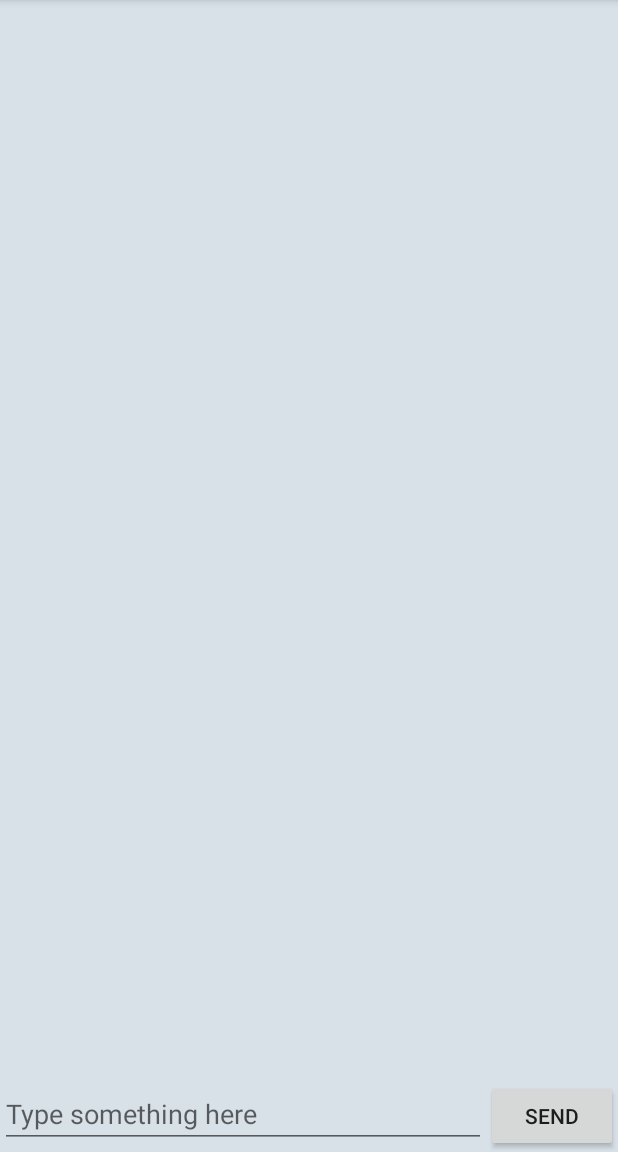
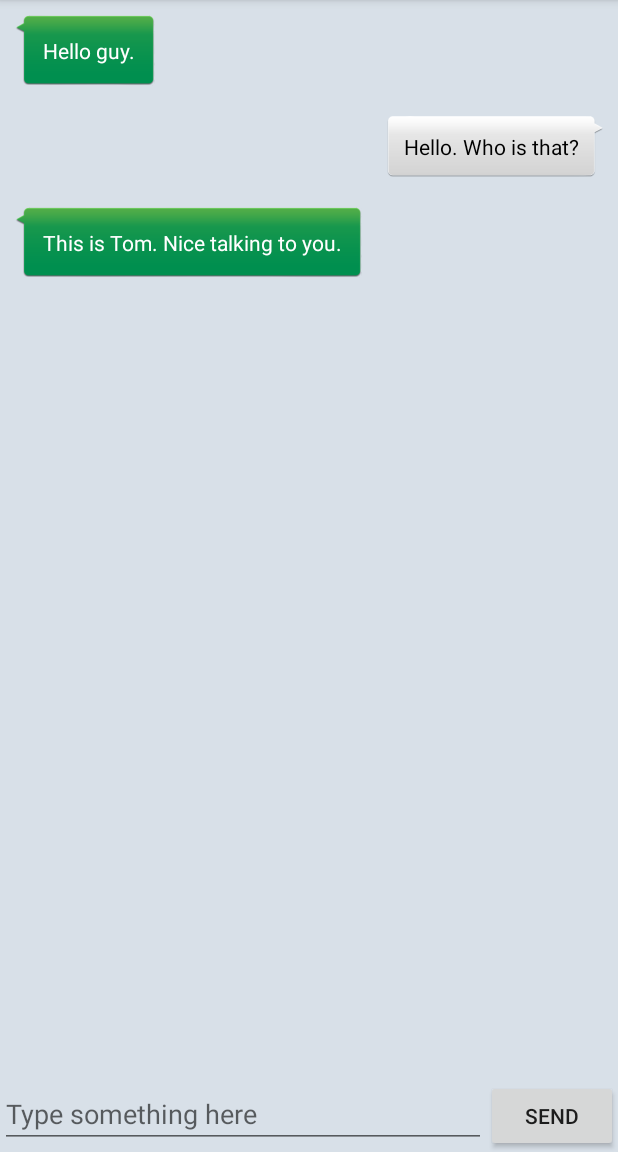
Before and after one commit to homurax/android_kotlin, an Android app: the screen it shows after launch (MainActivity), on a phone screen of 412 x 824 dp, the part 84-1236 px from its top. Run offline under Robolectric (Android 15) with nearby library versions, the phone set to English and light mode, and no system bars.

Commit message:
update UIBestPractice

```diff
--- a/chapter04/UIBestPractice/app/src/main/java/com/homurax/uibestpractice/MainActivity.kt
+++ b/chapter04/UIBestPractice/app/src/main/java/com/homurax/uibestpractice/MainActivity.kt
@@ -2,11 +2,54 @@ package com.homurax.uibestpractice
 
 import androidx.appcompat.app.AppCompatActivity
 import android.os.Bundle
+import android.view.View
+import androidx.recyclerview.widget.LinearLayoutManager
+import kotlinx.android.synthetic.main.activity_main.*
 
-class MainActivity : AppCompatActivity() {
+class MainActivity : AppCompatActivity(), View.OnClickListener {
+
+    private val msgList = ArrayList<Msg>()
+
+    private lateinit var adapter: MsgAdapter
 
     override fun onCreate(savedInstanceState: Bundle?) {
         super.onCreate(savedInstanceState)
         setContentView(R.layout.activity_main)
+
+        initMsg()
+        val layoutManager = LinearLayoutManager(this)
+        recyclerView.layoutManager = layoutManager
+        if (!::adapter.isInitialized) {
+            adapter = MsgAdapter(msgList)
+        }
+        recyclerView.adapter = adapter
+        send.setOnClickListener(this)
+    }
+
+    override fun onClick(v: View?) {
+        when (v) {
+            send -> {
+                val content = inputText.text.toString()
+                if (content.isNotEmpty()) {
+                    val msg = Msg(content, Msg.TYPE_SENT)
+                    msgList.add(msg)
+                    // 有新消息时刷新 RecyclerView 中的显示
+                    adapter.notifyItemInserted(msgList.size - 1)
+                    // 将 RecyclerView 定位到最后一行
+                    recyclerView.scrollToPosition(msgList.size - 1)
+                    // 清空输入框中内容
+                    inputText.setText("")
+                }
+            }
+        }
+    }
+
+    private fun initMsg() {
+        val msg1 = Msg("Hello guy.", Msg.TYPE_RECEIVED)
+        msgList.add(msg1)
+        val msg2 = Msg("Hello. Who is that?", Msg.TYPE_SENT)
+        msgList.add(msg2)
+        val msg3 = Msg("This is Tom. Nice talking to you.", Msg.TYPE_RECEIVED)
+        msgList.add(msg3)
     }
 }
--- /dev/null
+++ b/chapter04/UIBestPractice/app/src/main/java/com/homurax/uibestpractice/MsgAdapter.kt
@@ -0,0 +1,30 @@
+package com.homurax.uibestpractice
+
+import android.view.LayoutInflater
+import android.view.View
+import android.view.ViewGroup
+import android.widget.TextView
+import androidx.recyclerview.widget.RecyclerView
+
+class MsgAdapter(val msgList: List<Msg>) : RecyclerView.Adapter<MsgViewHolder>() {
+
+    override fun onCreateViewHolder(parent: ViewGroup, viewType: Int) = if (viewType == Msg.TYPE_RECEIVED) {
+        val view = LayoutInflater.from(parent.context).inflate(R.layout.msg_left_item, parent, false)
+        LeftViewHolder(view)
+    } else {
+        val view = LayoutInflater.from(parent.context).inflate(R.layout.msg_right_item, parent, false)
+        RightViewHolder(view)
+    }
+
+    override fun onBindViewHolder(holder: MsgViewHolder, position: Int) {
+        val msg = msgList[position]
+        when (holder) {
+            is LeftViewHolder -> holder.leftMsg.text = msg.content
+            is RightViewHolder -> holder.rightMsg.text = msg.content
+        }
+    }
+
+    override fun getItemViewType(position: Int) = msgList[position].type
+
+    override fun getItemCount() = msgList.size
+}
--- /dev/null
+++ b/chapter04/UIBestPractice/app/src/main/java/com/homurax/uibestpractice/MsgViewHolder.kt
@@ -0,0 +1,15 @@
+package com.homurax.uibestpractice
+
+import android.view.View
+import android.widget.TextView
+import androidx.recyclerview.widget.RecyclerView
+
+sealed class MsgViewHolder(view: View) : RecyclerView.ViewHolder(view)
+
+class LeftViewHolder(view: View) : MsgViewHolder(view) {
+    val leftMsg: TextView = view.findViewById(R.id.leftMsg)
+}
+
+class RightViewHolder(view: View) : MsgViewHolder(view) {
+    val rightMsg: TextView = view.findViewById(R.id.rightMsg)
+}
--- /dev/null
+++ b/chapter04/UIBestPractice/app/src/main/java/com/homurax/uibestpractice/Result.kt
@@ -0,0 +1,10 @@
+package com.homurax.uibestpractice
+
+sealed class Result
+class Success(val msg: String) : Result()
+class Failure(val error: Exception) : Result()
+
+fun getResultMsg(result: Result) = when (result) {
+    is Success -> result.msg
+    is Failure -> "Error is ${result.error.message}"
+}
--- /dev/null
+++ b/chapter04/UIBestPractice/app/src/main/res/layout/msg_left_item.xml
@@ -0,0 +1,24 @@
+<?xml version="1.0" encoding="utf-8"?>
+<FrameLayout xmlns:android="http://schemas.android.com/apk/res/android"
+    android:orientation="vertical"
+    android:layout_width="match_parent"
+    android:layout_height="wrap_content"
+    android:padding="10dp">
+
+    <LinearLayout
+        android:layout_width="wrap_content"
+        android:layout_height="wrap_content"
+        android:layout_gravity="left"
+        android:background="@drawable/message_left">
+
+        <TextView
+            android:id="@+id/leftMsg"
+            android:layout_width="wrap_content"
+            android:layout_height="wrap_content"
+            android:layout_gravity="center"
+            android:layout_margin="10dp"
+            android:textColor="#fff" />
+    </LinearLayout>
+
+
+</FrameLayout>
--- /dev/null
+++ b/chapter04/UIBestPractice/app/src/main/res/layout/msg_right_item.xml
@@ -0,0 +1,24 @@
+<?xml version="1.0" encoding="utf-8"?>
+<FrameLayout xmlns:android="http://schemas.android.com/apk/res/android"
+    android:orientation="vertical"
+    android:layout_width="match_parent"
+    android:layout_height="wrap_content"
+    android:padding="10dp">
+
+    <LinearLayout
+        android:layout_width="wrap_content"
+        android:layout_height="wrap_content"
+        android:layout_gravity="right"
+        android:background="@drawable/message_right">
+
+        <TextView
+            android:id="@+id/rightMsg"
+            android:layout_width="wrap_content"
+            android:layout_height="wrap_content"
+            android:layout_gravity="center"
+            android:layout_margin="10dp"
+            android:textColor="#000" />
+    </LinearLayout>
+
+
+</FrameLayout>
```
Also changed, not shown: 1 other file.
